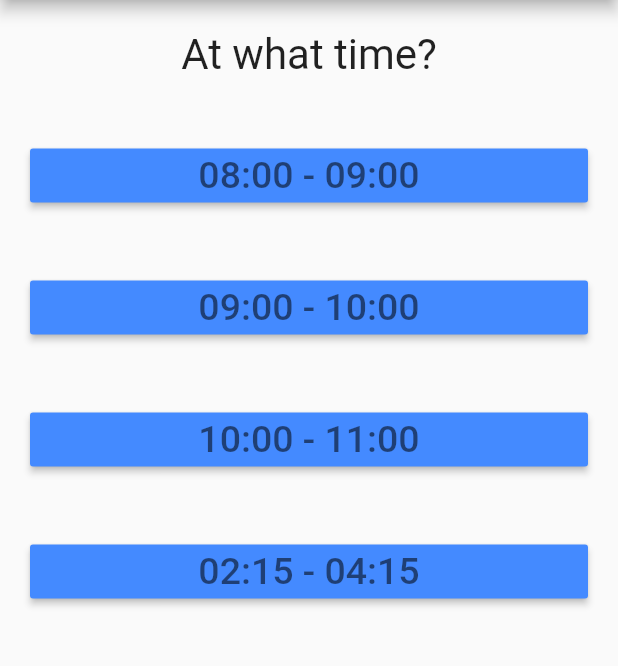
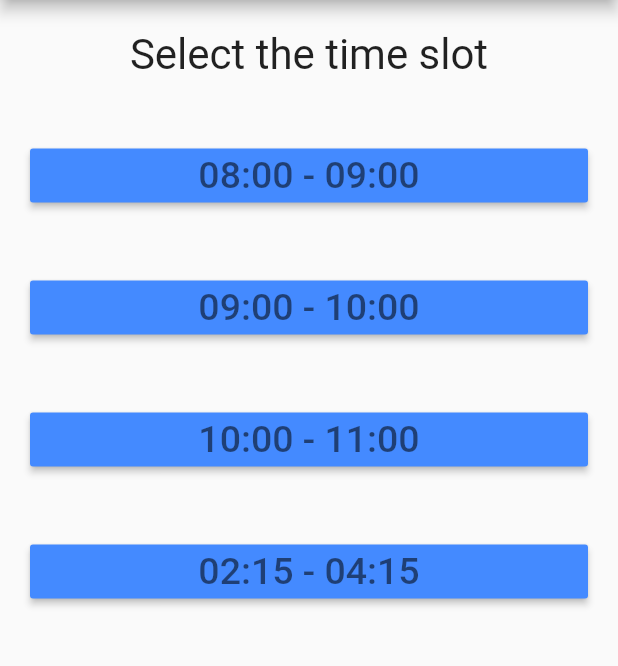
Before and after one commit to sagar-harry/TimeTableApp, a Flutter app: the screen it shows after launch, after a tap on "Monday", on a phone screen of 412 x 824 dp, the part 84-750 px from its top. Run offline on Flutter 3.47's test engine with Material 2 defaults, Android fonts, the phone set to English and light mode, and no system bars.

Commit message:
Changes the heading from "At what time?" to "Select the time slot"

```diff
--- a/lib/main.dart
+++ b/lib/main.dart
@@ -46,7 +46,7 @@ class _MyAppState extends State {
       ]
     },
     {
-      "questionText": "At what time?",
+      "questionText": "Select the time slot",
       "answers": [
         {"text": "08:00 - 09:00", "score": 1},
         {"text": "09:00 - 10:00", "score": 2},
```
